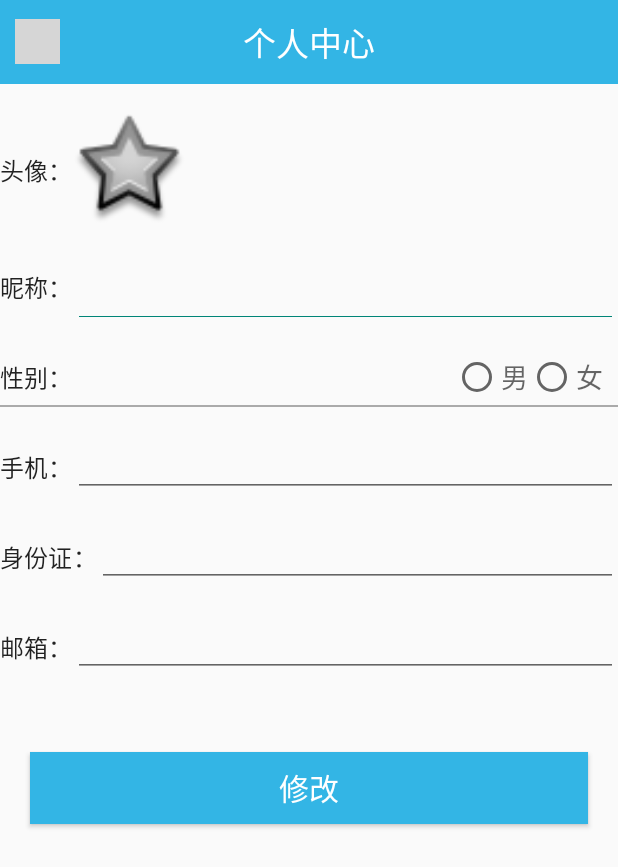
After one commit to Astra1427/SmartCity, an Android app: the UserInfoActivity screen opened directly, with no data from a screen before it, on a phone screen of 412 x 824 dp. The commit adds this screen. Shown: the top 867 px of the screen. Run offline under Robolectric (Android 15) with nearby library versions, the phone set to English and light mode, and no system bars; libraries missing offline, so code that uses them is left out: com.lljjcoder, com.lljjcoder.style; pictures from the network do not load; 1 statement that could not run was skipped; grey boxes are pictures that could not be loaded.

Commit message:
用户信息 修改功能

```diff
--- a/app/src/main/java/com/example/smartcity/common/Util.kt
+++ b/app/src/main/java/com/example/smartcity/common/Util.kt
@@ -7,6 +7,7 @@ import android.util.Log
 import android.view.View
 import android.widget.EditText
 import android.widget.ImageView
+import android.widget.TextView
 import android.widget.Toast
 import androidx.core.content.edit
 import androidx.core.view.allViews
@@ -35,6 +36,7 @@ object Util {
 
 object Msg{
     const val Success = "操作成功！"
+    const val Failed = "操作失败！"
 }
 
 inline fun<reified T> String.toModel():T?{
@@ -141,3 +143,15 @@ fun View.checkTextIsEmpty(isMsg:Boolean = false):Boolean{
     }
     return false
 }
+
+fun List<TextView>.checkTextIsEmpty(isMsg:Boolean = false):Boolean{
+    this.forEach {
+        if (it.tag == null && it.text.isNullOrEmpty()){
+            if (isMsg){
+                GContext.context.msg("请输入 ${it.hint}")
+            }
+            return true
+        }
+    }
+    return false
+}
--- a/app/src/main/java/com/example/smartcity/ui/BaseActivity.kt
+++ b/app/src/main/java/com/example/smartcity/ui/BaseActivity.kt
@@ -9,6 +9,7 @@ open class BaseActivity:AppCompatActivity() {
 
 //    lateinit var bind:T
 
+    val TAG = this.javaClass.simpleName
     override fun onCreate(savedInstanceState: Bundle?) {
         super.onCreate(savedInstanceState)
 
--- /dev/null
+++ b/app/src/main/java/com/example/smartcity/ui/activities/UserInfoActivity.kt
@@ -0,0 +1,80 @@
+package com.example.smartcity.ui.activities
+
+import android.os.Bundle
+import android.widget.TextView
+import androidx.core.view.allViews
+import com.example.smartcity.GContext
+import com.example.smartcity.R
+import com.example.smartcity.common.*
+import com.example.smartcity.common.Network.putAsync
+import com.example.smartcity.databinding.ActivityUserInfoBinding
+import com.example.smartcity.models.NetResponse
+import com.example.smartcity.models.PutCommonUserRequest
+import com.example.smartcity.ui.BaseActivity
+import kotlin.coroutines.Continuation
+
+class UserInfoActivity : BaseActivity() {
+    private lateinit var bind: ActivityUserInfoBinding
+
+    override fun onCreate(savedInstanceState: Bundle?) {
+        super.onCreate(savedInstanceState)
+        bind = ActivityUserInfoBinding.inflate(layoutInflater)
+        setContentView(bind.root)
+
+
+
+
+        with(bind) {
+
+            layoutTitle.btnBack.setOnClickListener {
+                this@UserInfoActivity.finish()
+            }
+
+            if (GContext.loggedUser == null) {
+                this@UserInfoActivity.finish().also {
+                    ActivityController.getTop().msg("登录信息失效")
+                }
+                return
+            }
+
+            val user = GContext.loggedUser!!.user
+
+            txtNickName.setText(user.nickName)
+            rbMale.isChecked = true
+            rbFemale.isChecked = user.sex != "0"
+            txtPhone.setText(user.phonenumber)
+            txtIDCard.setText(user.idCard)
+            txtEmail.setText(user.email)
+        }
+
+
+
+        with(bind) {
+            btnModify.setOnClickListener {
+
+                if (bind.root.allViews.filter{x->x is  TextView}.map { it as TextView }.toList().checkTextIsEmpty(true)){
+                    return@setOnClickListener
+                }
+
+                val requestModel = PutCommonUserRequest(txtEmail.text.toString(),txtIDCard.text.toString(),txtNickName.text.toString(),txtPhone.text.toString(),if(rbMale.isChecked) "0" else "1")
+                Apis.put_api_common_user.putAsync(onSuc = {
+                    val response = it.toModel<NetResponse>()
+                    if (response?.code != 200){
+                        this@UserInfoActivity.msg(Msg.Failed+response?.msg)
+                        return@putAsync
+                    }
+                    this@UserInfoActivity.msg(Msg.Success)
+                    GContext.loggedUser!!.user.let {
+                        it.nickName = requestModel.nickName
+                        it.sex = requestModel.sex
+                        it.phonenumber = requestModel.phonenumber
+                        it.idCard = requestModel.idCard
+                        it.email = requestModel.email
+                    }
+                },
+                    token=GContext.loginInfo?.token,
+                    json = requestModel.toJson() )
+            }
+        }
+    }
+}
--- a/app/src/main/java/com/example/smartcity/ui/fragments/BaseFragment.kt
+++ b/app/src/main/java/com/example/smartcity/ui/fragments/BaseFragment.kt
@@ -9,7 +9,7 @@ import androidx.fragment.app.Fragment
 open class BaseFragment<T>:Fragment() {
     var _bind : T? = null
     val bind get() = _bind!!
-
+    val TAG = this.javaClass.simpleName
 
     override fun onDestroy() {
         super.onDestroy()
--- a/app/src/main/java/com/example/smartcity/ui/fragments/MyFragment.kt
+++ b/app/src/main/java/com/example/smartcity/ui/fragments/MyFragment.kt
@@ -1,6 +1,7 @@
 package  com.example.smartcity.ui.fragments
 
 import android.os.Bundle
+import android.text.TextUtils
 import android.util.Log
 import android.view.LayoutInflater
 import android.view.View
@@ -8,11 +9,11 @@ import android.view.ViewGroup
 import androidx.core.view.isVisible
 import com.example.smartcity.GContext
 import com.example.smartcity.LoginActivity
+import com.example.smartcity.R
 import com.example.smartcity.common.*
 import com.example.smartcity.common.Network.getAsync
 import com.example.smartcity.databinding.FragmentMyBinding
-import com.example.smartcity.models.LoginResponse
-import okhttp3.internal.ignoreIoExceptions
+import com.example.smartcity.ui.activities.UserInfoActivity
 import org.greenrobot.eventbus.EventBus
 import org.greenrobot.eventbus.Subscribe
 import org.greenrobot.eventbus.ThreadMode
@@ -42,6 +43,11 @@ class MyFragment: BaseFragment<FragmentMyBinding>() {
             GContext.loggedUser = null
             Util.loginInfo.writeText("")
             this.requireActivity().goto<LoginActivity>()
+        }
+
+
+        bind.layoutUserInfo.setOnClickListener {
+            this.requireActivity().goto<UserInfoActivity>()
         }
     }
 
@@ -104,21 +110,25 @@ class MyFragment: BaseFragment<FragmentMyBinding>() {
             return
         }
         loadUserInfo()
+    }
 
 
-    }
-
-    fun loadUserInfo(){
+    private fun loadUserInfo(){
         bind.btnLogout.isVisible = true
         bind.btnLogin.isVisible = false
         bind.layoutTabItems.isVisible = true
         isLoginBack = false
         val user = GContext.loggedUser!!.user
         with(bind) {
+            text1.setLines(2)
+            text1.ellipsize = null
             text1.text = user.userName
             icon.loadImg(user.avatar)
         }
     }
+
+
+
 }
 
 class LoginRouteEvent(val isLoginBack:Boolean)
--- /dev/null
+++ b/app/src/main/res/layout/activity_user_info.xml
@@ -0,0 +1,171 @@
+<?xml version="1.0" encoding="utf-8"?>
+<LinearLayout xmlns:android="http://schemas.android.com/apk/res/android"
+    xmlns:app="http://schemas.android.com/apk/res-auto"
+    xmlns:tools="http://schemas.android.com/tools"
+    android:layout_width="match_parent"
+    android:layout_height="match_parent"
+    tools:context=".ui.activities.UserInfoActivity"
+    android:orientation="vertical"
+
+    >
+
+    <include android:id="@+id/layoutTitle" layout="@layout/layout_titlebar"/>
+
+    <LinearLayout
+        android:layout_width="match_parent"
+        android:layout_height="wrap_content"
+        android:layout_marginTop="20dp"
+        android:orientation="horizontal">
+        <TextView
+            android:layout_width="wrap_content"
+            android:layout_height="wrap_content"
+            android:text="头像："
+            style="@style/TextAppearance.Material3.TitleMedium"
+            android:layout_gravity="center_vertical"
+            />
+        <ImageView
+            android:layout_width="75dp"
+            android:layout_height="75dp"
+            android:scaleType="centerCrop"
+            android:src="@android:drawable/star_big_off"
+            />
+    </LinearLayout>
+
+    <LinearLayout
+        android:layout_width="match_parent"
+        android:layout_height="40dp"
+        android:layout_marginTop="20dp"
+        android:orientation="horizontal">
+        <TextView
+            android:layout_width="wrap_content"
+            android:layout_height="wrap_content"
+            android:text="昵称："
+            style="@style/TextAppearance.Material3.TitleMedium"
+            android:layout_gravity="center_vertical"
+            />
+        <EditText
+            android:layout_width="match_parent"
+            android:layout_height="48dp"
+            android:id="@+id/txtNickName"
+            android:hint="昵称"
+            android:textColorHint="@android:color/transparent"
+            />
+    </LinearLayout>
+
+
+    <RelativeLayout
+        android:layout_width="match_parent"
+        android:layout_height="40dp"
+        android:layout_marginTop="20dp">
+        <TextView
+            android:layout_width="wrap_content"
+            android:layout_height="wrap_content"
+            android:text="性别："
+            android:layout_alignParentStart="true"
+            android:layout_centerVertical="true"
+            style="@style/TextAppearance.Material3.TitleMedium"
+            />
+        <RadioGroup
+            android:layout_width="wrap_content"
+            android:layout_height="match_parent"
+            android:orientation="horizontal"
+            android:layout_alignParentEnd="true"
+            android:layout_marginEnd="10dp"
+            >
+            <RadioButton
+                android:layout_width="wrap_content"
+                android:layout_height="match_parent"
+                android:text="男"
+                android:id="@+id/rbMale"
+                style="@style/TextAppearance.AppCompat.Medium"
+                />
+            <RadioButton
+                android:layout_width="wrap_content"
+                android:layout_height="match_parent"
+                android:text="女"
+                android:id="@+id/rbFemale"
+                style="@style/TextAppearance.AppCompat.Medium"
+                />
+        </RadioGroup>
+        <View
+            android:layout_width="match_parent"
+            android:layout_height="1dp"
+            android:background="@android:color/darker_gray"
+            android:layout_alignParentBottom="true"
+            />
+    </RelativeLayout>
+
+    <LinearLayout
+        android:layout_width="match_parent"
+        android:layout_height="40dp"
+        android:layout_marginTop="20dp"
+        android:orientation="horizontal">
+        <TextView
+            android:layout_width="wrap_content"
+            android:layout_height="wrap_content"
+            android:text="手机："
+            style="@style/TextAppearance.Material3.TitleMedium"
+            android:layout_gravity="center_vertical"
+            />
+        <EditText
+            android:layout_width="match_parent"
+            android:layout_height="wrap_content"
+            android:id="@+id/txtPhone"
+            android:hint="手机"
+            android:textColorHint="@android:color/transparent"
+            android:inputType="phone"
+            />
+    </LinearLayout>
+
+    <LinearLayout
+        android:layout_width="match_parent"
+        android:layout_height="40dp"
+        android:layout_marginTop="20dp"
+        android:orientation="horizontal">
+        <TextView
+            android:layout_width="wrap_content"
+            android:layout_height="wrap_content"
+            android:text="身份证："
+            style="@style/TextAppearance.Material3.TitleMedium"
+            android:layout_gravity="center_vertical"
+            />
+        <EditText
+            android:layout_width="match_parent"
+            android:layout_height="wrap_content"
+            android:id="@+id/txtIDCard"
+            android:hint="身份证"
+            android:textColorHint="@android:color/transparent"
+            android:inputType="number"
+            />
+    </LinearLayout>
+
+    <LinearLayout
+        android:layout_width="match_parent"
+        android:layout_height="40dp"
+        android:layout_marginTop="20dp"
+        android:orientation="horizontal">
+        <TextView
+            android:layout_width="wrap_content"
+            android:layout_height="wrap_content"
+            android:text="邮箱："
+            style="@style/TextAppearance.Material3.TitleMedium"
+            android:layout_gravity="center_vertical"
+            />
+        <EditText
+            android:layout_width="match_parent"
+            android:layout_height="wrap_content"
+            android:id="@+id/txtEmail"
+            android:hint="邮箱"
+            android:textColorHint="@android:color/transparent"
+            android:inputType="textEmailAddress"
+            />
+    </LinearLayout>
+
+    <Button
+        android:text="修改"
+        style="@style/PrimaryButton"
+        android:layout_marginTop="50dp"
+        android:id="@+id/btnModify"
+        />
+
+</LinearLayout>
--- a/app/src/main/res/layout/fragment_my.xml
+++ b/app/src/main/res/layout/fragment_my.xml
@@ -65,29 +65,6 @@
         android:padding="20dp"
         android:id="@+id/layoutTabItems"
         >
-
-        <RelativeLayout
-            android:layout_width="match_parent"
-            android:layout_height="wrap_content"
-            android:id="@+id/layoutAccount"
-            android:layout_marginTop="30dp"
-
-            >
-            <TextView
-                android:layout_width="wrap_content"
-                android:layout_height="wrap_content"
-                android:layout_alignParentStart="true"
-                android:layout_centerVertical="true"
-                android:text="账户"
-                />
-            <ImageView
-                android:layout_width="40dp"
-                android:layout_height="40dp"
-                android:scaleType="centerCrop"
-                android:layout_alignParentEnd="true"
-                android:src="@android:drawable/ic_media_play"
-                />
-        </RelativeLayout>
 
         <RelativeLayout
             android:layout_width="match_parent"
--- /dev/null
+++ b/app/src/main/res/layout/layout_titlebar.xml
@@ -0,0 +1,37 @@
+<?xml version="1.0" encoding="utf-8"?>
+<FrameLayout xmlns:android="http://schemas.android.com/apk/res/android"
+    android:layout_width="match_parent"
+    android:layout_height="?attr/actionBarSize"
+    android:background="@android:color/holo_blue_light"
+    >
+
+    <RelativeLayout
+        android:layout_width="match_parent"
+        android:layout_height="?attr/actionBarSize"
+        >
+
+        <ImageView
+            android:layout_width="30dp"
+            android:layout_height="30dp"
+            android:scaleType="centerCrop"
+            android:src="@drawable/ic_citypicker_bar_back"
+            android:layout_centerVertical="true"
+            android:layout_alignParentStart="true"
+            android:layout_marginStart="10dp"
+            android:id="@+id/btnBack"
+            />
+
+        <TextView
+            android:layout_width="wrap_content"
+            android:layout_height="wrap_content"
+            android:text="个人中心"
+            android:layout_gravity="center"
+            android:textSize="22sp"
+            android:textColor="@color/white"
+            android:id="@+id/txtTitle"
+            android:layout_centerInParent="true"
+            />
+
+    </RelativeLayout>
+
+</FrameLayout>
--- a/app/src/main/res/values/themes.xml
+++ b/app/src/main/res/values/themes.xml
@@ -12,5 +12,22 @@
         <!-- Status bar color. -->
         <item name="android:statusBarColor">?attr/colorPrimaryVariant</item>
         <!-- Customize your theme here. -->
+
+    </style>
+
+    <style name="PrimaryButton" parent="Widget.AppCompat.Button">
+        <!--android:layout_width="match_parent"
+        android:layout_height="wrap_content"
+        android:background="@android:color/holo_blue_light"
+        android:layout_marginHorizontal="20dp"
+        android:textColor="@color/white"
+        android:textSize="20sp"-->
+        <item name="android:layout_width">match_parent</item>
+        <item name="android:layout_height">wrap_content</item>
+        <item name="android:background">@android:color/holo_blue_light</item>
+        <item name="android:layout_marginHorizontal">20dp</item>
+
+        <item name="android:textColor">@color/white</item>
+        <item name="android:textSize">20sp</item>
     </style>
 </resources>
```
Also changed, not shown: app/src/main/AndroidManifest.xml (+7 -0 lines).
